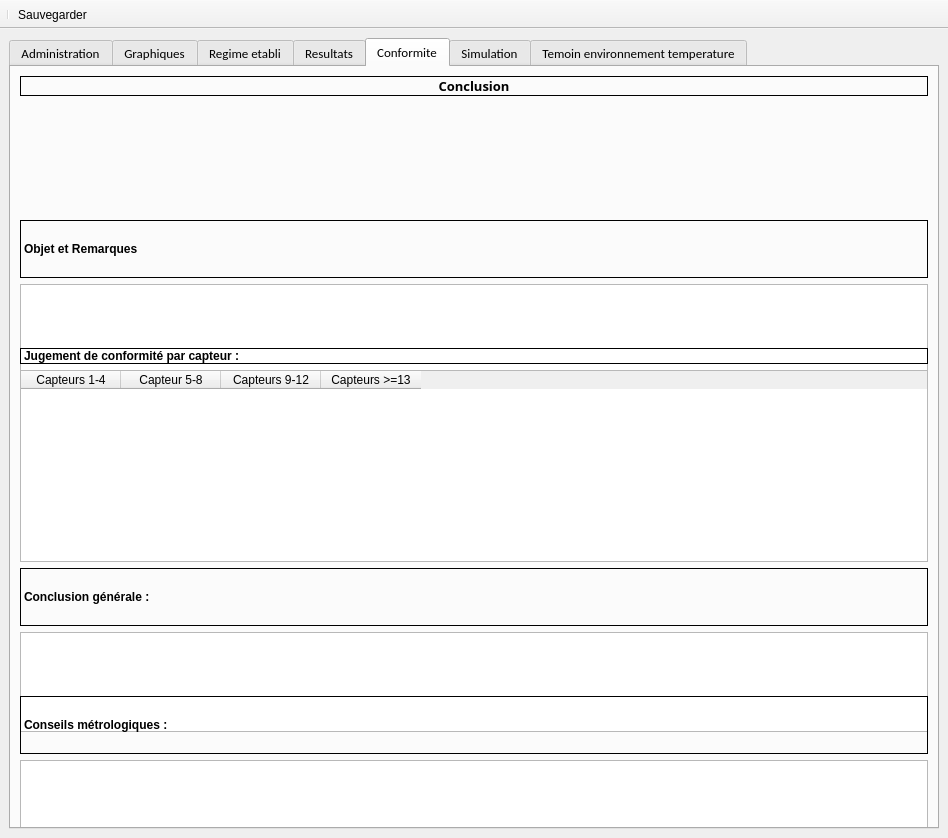
Above: Modules/Cartographie/GUI/Interface_Centrales.ui from Pepou/Administration_2 before the change. Below: the same form after it.
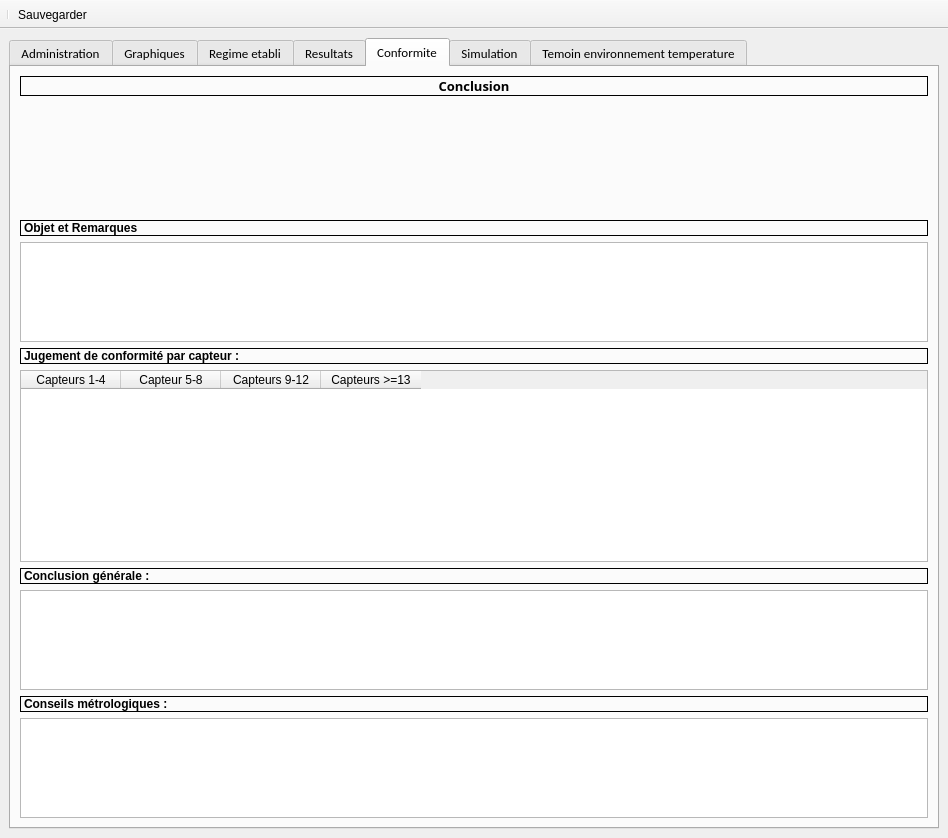
That is the form after the change. The open tabs and pages were chosen to show the change. Icons and pictures are not drawn. Custom widgets are drawn as their Qt base class.

What changed in the file:
```diff
--- a/Modules/Cartographie/GUI/Interface_Centrales.ui
+++ b/Modules/Cartographie/GUI/Interface_Centrales.ui
@@ -1368,6 +1368,12 @@
           </property>
           <item>
            <widget class="QLabel" name="label_22">
+            <property name="sizePolicy">
+             <sizepolicy hsizetype="Preferred" vsizetype="Fixed">
+              <horstretch>0</horstretch>
+              <verstretch>0</verstretch>
+             </sizepolicy>
+            </property>
             <property name="frameShape">
              <enum>QFrame::Box</enum>
             </property>
@@ -1457,6 +1463,12 @@
           </property>
           <item>
            <widget class="QLabel" name="label_24">
+            <property name="sizePolicy">
+             <sizepolicy hsizetype="Preferred" vsizetype="Fixed">
+              <horstretch>0</horstretch>
+              <verstretch>0</verstretch>
+             </sizepolicy>
+            </property>
             <property name="frameShape">
              <enum>QFrame::Box</enum>
             </property>
@@ -1490,6 +1502,12 @@
           </property>
           <item>
            <widget class="QLabel" name="label_25">
+            <property name="sizePolicy">
+             <sizepolicy hsizetype="Preferred" vsizetype="Fixed">
+              <horstretch>0</horstretch>
+              <verstretch>0</verstretch>
+             </sizepolicy>
+            </property>
             <property name="frameShape">
              <enum>QFrame::Box</enum>
             </property>
```
